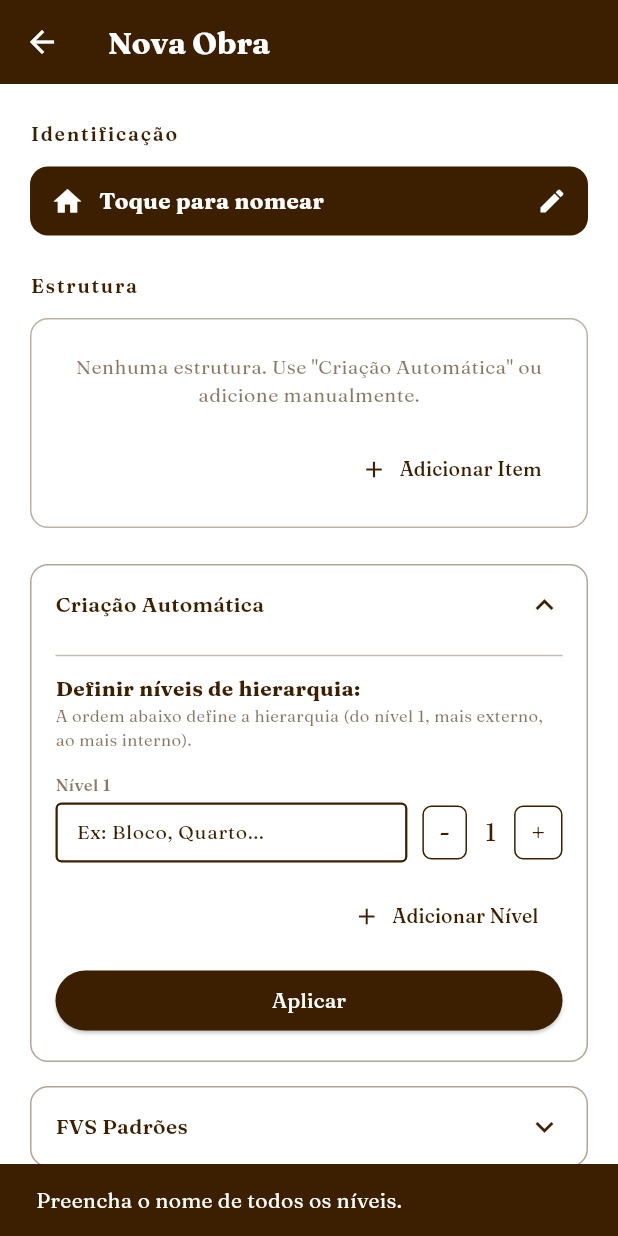
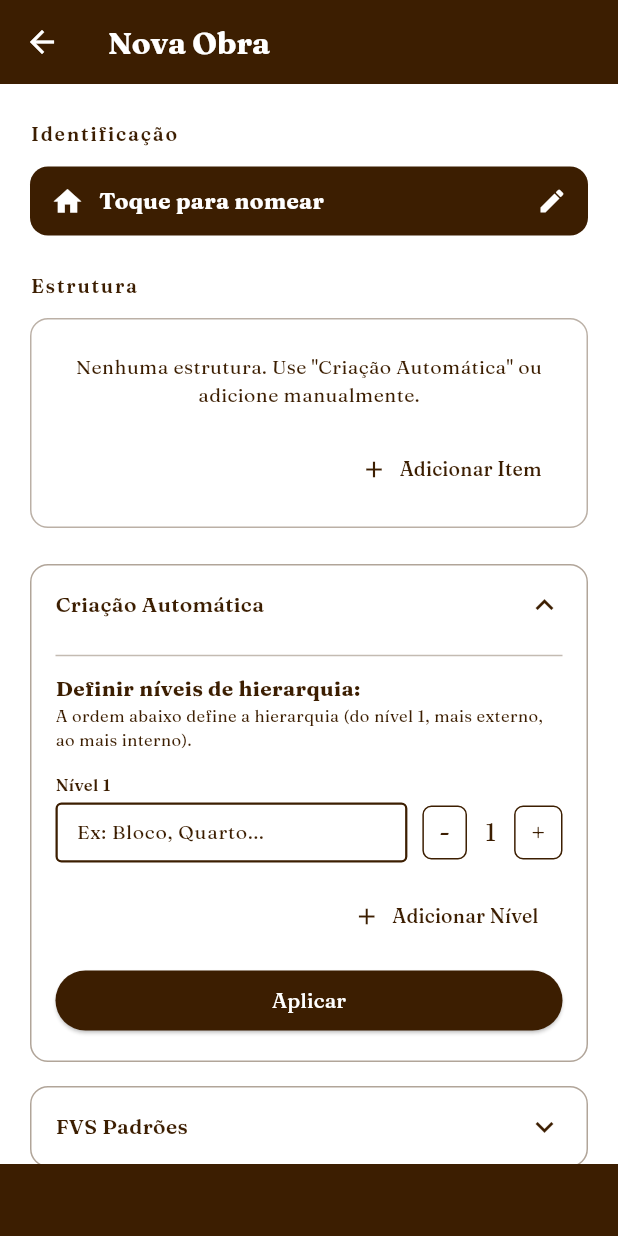
Before and after one commit to luiztcn78/FastFVS, a Flutter app: the PaginaCriarObra screen opened directly, after a tap on "Criação Automática", after a tap on "Aplicar", on a phone screen of 412 x 824 dp. Run offline on Flutter 3.47's test engine with Material 3 defaults, Android fonts, the phone set to English and light mode, and no system bars; our stand-ins replace font_awesome_flutter, google_fonts, image_picker, percent_indicator, shared_preferences, shimmer; missing offline and left inert: mobile_scanner; accounts and stored records are empty.

Commit message:
Ajuste de cores

```diff
--- a/fastfvs_front/lib/services/auth_service.dart
+++ b/fastfvs_front/lib/services/auth_service.dart
@@ -7,7 +7,7 @@ import 'package:fastfvs_front/models/usuario.dart';
 class AuthService {
   String get _baseUrl {
     if (kIsWeb) {
-      return 'http://192.168.3.105:8080/api/auth';
+      return 'http://192.168.1.6:8080/api/auth';
     } else if (Platform.isAndroid) {
       return 'http://10.0.2.2:8080/api/auth';
     } else if (Platform.isIOS) {
--- a/fastfvs_front/lib/services/fvs_service.dart
+++ b/fastfvs_front/lib/services/fvs_service.dart
@@ -7,7 +7,7 @@ class FvsService {
 
   //aqui tem as coisas de fvs incluindo o listar histórico
 
-  final String urlBase = "http://192.168.3.105:8080/api/fvs";
+  final String urlBase = "http://192.168.1.6:8080/api/fvs";
 
   Future<List<String>> listarFvsPadroes() async {
 
--- a/fastfvs_front/lib/services/historico_service.dart
+++ b/fastfvs_front/lib/services/historico_service.dart
@@ -4,7 +4,7 @@ import 'package:fastfvs_front/models/historico_fvs.dart';
 import 'package:http/http.dart' as http;
 
 class HistoricoService {
-  final String urlBase = "http://192.168.3.105:8080/api/historico-fvs";
+  final String urlBase = "http://192.168.1.6:8080/api/historico-fvs";
 
   Future<List<HistoricoFvs>> listarHistoricoFvs(String fvsId) async{
     final response = await http.get(Uri.parse('$urlBase/ficha/$fvsId'));
--- a/fastfvs_front/lib/services/obra_service.dart
+++ b/fastfvs_front/lib/services/obra_service.dart
@@ -6,7 +6,7 @@ import 'package:http/http.dart' as http;
 
 class ObraService {
 
-  final String urlBase = "http://192.168.3.105:8080/api/obras";
+  final String urlBase = "http://192.168.1.6:8080/api/obras";
 
   Future<Obra> criarObra(String nome, String? linkProjeto, int usuarioId) async {
     final response = await http.post(
--- a/fastfvs_front/lib/services/subsecao_service.dart
+++ b/fastfvs_front/lib/services/subsecao_service.dart
@@ -6,7 +6,7 @@ import 'package:fastfvs_front/models/subsecao.dart';
 import 'package:http/http.dart' as http;
 
 class SubsecaoService {
-    final String urlBase = "http://192.168.3.105:8080/api/subsecao";
+    final String urlBase = "http://192.168.1.6:8080/api/subsecao";
 
     Future<Subsecao> criarSubsecao(String nome, int obraId, int usuarioId, {int? paiId, List<String>? fvsEscolhidas}) async {
     final response = await http.post(
--- a/fastfvs_front/lib/services/usuario_service.dart
+++ b/fastfvs_front/lib/services/usuario_service.dart
@@ -7,7 +7,7 @@ import 'package:fastfvs_front/models/usuario.dart';
 class UsuarioService {
   String get _baseUrl {
     if (kIsWeb) {
-      return 'http://192.168.3.105:8080/api/usuarios';
+      return 'http://192.168.1.6:8080/api/usuarios';
     } else if (Platform.isAndroid) {
       return 'http://10.0.2.2:8080/api/usuarios';
     } else if (Platform.isIOS) {
--- a/fastfvs_front/lib/view/pages/pagina_codigo_verificacao.dart
+++ b/fastfvs_front/lib/view/pages/pagina_codigo_verificacao.dart
@@ -39,7 +39,7 @@ class _PaginaCodigoVerificacaoState extends State<PaginaCodigoVerificacao> {
                     Text(
                       'Sistema de Gestão de FVS',
                       style: TextStyle(
-                        color: Theme.of(context).colorScheme.primary,
+                        color: Theme.of(context).colorScheme.onSecondary,
                         shadows: [
                           Shadow(
                             offset: const Offset(1.0, 1.0),
@@ -115,7 +115,7 @@ class _PaginaCodigoVerificacaoState extends State<PaginaCodigoVerificacao> {
                                   }
                                 },
                                 style: buttonStyleFilled,
-                                child: const Text('Confirmar', style: TextStyle(fontSize: 14)),
+                                child: const Text('Confirmar', style: TextStyle(fontSize: 14, color: Colors.white)),
                               ),
                             ),
                           ],
--- a/fastfvs_front/lib/view/pages/pagina_criar_obra.dart
+++ b/fastfvs_front/lib/view/pages/pagina_criar_obra.dart
@@ -111,8 +111,11 @@ class _PaginaCriarObraState extends State<PaginaCriarObra> {
     for (final nivel in _niveisAuto) {
       if (nivel.nomeController.text.trim().isEmpty) {
         ScaffoldMessenger.of(context).showSnackBar(
-          const SnackBar(
-            content: Text('Preencha o nome de todos os níveis.'),
+          SnackBar(backgroundColor: Theme.of(context).colorScheme.primary,
+            content: Text(
+              'Preencha o nome de todos os níveis.',
+              style: TextStyle(color: Theme.of(context).colorScheme.onSecondary),
+            ),
           ),
         );
         return;
@@ -153,7 +156,7 @@ class _PaginaCriarObraState extends State<PaginaCriarObra> {
     showDialog(
       context: context,
       builder: (_) => AlertDialog(
-        insetPadding: EdgeInsets.symmetric(horizontal: 5),
+        insetPadding: const EdgeInsets.symmetric(horizontal: 5),
         shape: RoundedRectangleBorder(
           borderRadius: BorderRadius.circular(16),
           side: BorderSide(color: cor.primary, width: 2),
@@ -165,6 +168,7 @@ class _PaginaCriarObraState extends State<PaginaCriarObra> {
         content: TextField(
           controller: ctrl,
           autofocus: true,
+          style: TextStyle(color: cor.onSecondary),
           decoration: InputDecoration(
             enabledBorder: OutlineInputBorder(
               borderSide: BorderSide(color: cor.primary, width: 2),
@@ -187,7 +191,7 @@ class _PaginaCriarObraState extends State<PaginaCriarObra> {
               fixedSize: const Size(120, 40),
               side: BorderSide(color: cor.primary, width: 2),
             ),
-            child: const Text('Confirmar'),
+            child: Text('Confirmar', style: TextStyle(color: cor.onSecondary)),
           ),
           ElevatedButton(
             onPressed: () => Navigator.pop(context),
@@ -197,7 +201,7 @@ class _PaginaCriarObraState extends State<PaginaCriarObra> {
               fixedSize: const Size(120, 40),
               side: BorderSide(color: cor.primary, width: 2),
             ),
-            child: const Text('Cancelar'),
+            child: Text('Cancelar', style: TextStyle(color: cor.onSecondary)),
           ),
         ],
       ),
@@ -243,7 +247,8 @@ class _PaginaCriarObraState extends State<PaginaCriarObra> {
     if (_nomeController.text.trim().isEmpty) {
       ScaffoldMessenger.of(
         context,
-      ).showSnackBar(const SnackBar(content: Text('Informe o nome da obra.')));
+      ).showSnackBar(SnackBar(backgroundColor: Theme.of(context).colorScheme.primary,
+      content: Text('Informe o nome da obra.', style: TextStyle(color: Theme.of(context).colorScheme.onSecondary))));
       return false;
     }
     return true;
@@ -324,7 +329,7 @@ class _PaginaCriarObraState extends State<PaginaCriarObra> {
         title: Text(
           'Nova Obra',
           style: TextStyle(
-            color: cor.onPrimary,
+            color: cor.onPrimary, // CORRIGIDO PARA onPrimary
             fontWeight: FontWeight.bold,
             fontSize: largura * 0.05,
           ),
@@ -373,11 +378,11 @@ class _PaginaCriarObraState extends State<PaginaCriarObra> {
                   ),
                 ),
                 child: carregando
-                  ? Center(child: CircularProgressIndicator( color: Colors.white,))
+                  ? const Center(child: CircularProgressIndicator( color: Colors.white,))
                   : Text(
                       'Finalizar',
                       style: TextStyle(
-                        color: cor.onPrimary,
+                        color: cor.onPrimary, // CORRIGIDO PARA onPrimary
                         fontSize: 16,
                         fontWeight: FontWeight.bold,
                       ),
@@ -395,7 +400,7 @@ class _PaginaCriarObraState extends State<PaginaCriarObra> {
     return Text(
       titulo,
       style: TextStyle(
-        color: cor.onSecondary,
+        color: cor.onSurface,
         fontSize: 13,
         fontWeight: FontWeight.w600,
         letterSpacing: 1.2,
@@ -426,7 +431,7 @@ class _PaginaCriarObraState extends State<PaginaCriarObra> {
                 builder: (_, value, __) => Text(
                   value.text.isEmpty ? 'Toque para nomear' : value.text,
                   style: TextStyle(
-                    color: cor.onPrimary,
+                    color: cor.onPrimary, // CORRIGIDO PARA onPrimary
                     fontWeight: FontWeight.bold,
                     fontSize: 15,
                   ),
@@ -459,7 +464,7 @@ class _PaginaCriarObraState extends State<PaginaCriarObra> {
               child: Text(
                 'Nenhuma estrutura. Use "Criação Automática" ou adicione manualmente.',
                 style: TextStyle(
-                  color: cor.primary.withOpacity(0.6),
+                  color: cor.onSurface,
                   fontSize: 13,
                 ),
                 textAlign: TextAlign.center,
@@ -474,7 +479,7 @@ class _PaginaCriarObraState extends State<PaginaCriarObra> {
               icon: Icon(Icons.add, color: cor.primary, size: 18),
               label: Text(
                 'Adicionar Item',
-                style: TextStyle(color: cor.primary, fontSize: 13),
+                style: TextStyle(color: cor.onSurface, fontSize: 13),
               ),
             ),
           ),
@@ -514,7 +519,7 @@ class _PaginaCriarObraState extends State<PaginaCriarObra> {
               Icon(icone, color: cor.primary, size: 18),
               const SizedBox(width: 6),
               Expanded(
-                child: Text(no.nome, style: TextStyle(color: cor.primary)),
+                child: Text(no.nome, style: TextStyle(color: cor.onSurface)),
               ),
               GestureDetector(
                 onTap: () => _editarNo(no),
@@ -570,7 +575,7 @@ class _PaginaCriarObraState extends State<PaginaCriarObra> {
                     child: Text(
                       titulo,
                       style: TextStyle(
-                        color: cor.primary,
+                        color: cor.onSurface,
                         fontWeight: FontWeight.w600,
                         fontSize: 14,
                       ),
@@ -607,14 +612,14 @@ class _PaginaCriarObraState extends State<PaginaCriarObra> {
         Text(
           'Definir níveis de hierarquia:',
           style: TextStyle(
-            color: cor.primary,
+            color: cor.onSurface,
             fontWeight: FontWeight.bold,
             fontSize: 14,
           ),
         ),
         Text(
           'A ordem abaixo define a hierarquia (do nível 1, mais externo, ao mais interno).',
-          style: TextStyle(color: cor.primary.withOpacity(0.6), fontSize: 11),
+          style: TextStyle(color: cor.onSurface, fontSize: 11),
         ),
         const SizedBox(height: 14),
         ..._niveisAuto.asMap().entries.map((entry) {
@@ -628,7 +633,7 @@ class _PaginaCriarObraState extends State<PaginaCriarObra> {
                 Text(
                   'Nível ${indice + 1}',
                   style: TextStyle(
-                    color: cor.primary.withOpacity(0.6),
+                    color: cor.onSurface,
                     fontSize: 11,
                     fontWeight: FontWeight.w600,
                   ),
@@ -639,7 +644,7 @@ class _PaginaCriarObraState extends State<PaginaCriarObra> {
                     Expanded(
                       child: TextField(
                         controller: nivel.nomeController,
-                        style: TextStyle(color: cor.onSecondary, fontSize: 13),
+                        style: TextStyle(color: cor.onSurface, fontSize: 13),
                         decoration: InputDecoration(
                           isDense: true,
                           hintText: 'Ex: Bloco, Quarto...',
@@ -688,7 +693,7 @@ class _PaginaCriarObraState extends State<PaginaCriarObra> {
             icon: Icon(Icons.add, color: cor.primary, size: 18),
             label: Text(
               'Adicionar Nível',
-              style: TextStyle(color: cor.primary, fontSize: 13),
+              style: TextStyle(color: cor.onSurface, fontSize: 13),
             ),
           ),
         ),
@@ -703,7 +708,7 @@ class _PaginaCriarObraState extends State<PaginaCriarObra> {
                 borderRadius: BorderRadius.circular(20),
               ),
             ),
-            child: Text('Aplicar', style: TextStyle(color: cor.onPrimary)),
+            child: Text('Aplicar', style: TextStyle(color: cor.onPrimary)), // CORRIGIDO PARA onPrimary
           ),
         ),
       ],
@@ -720,7 +725,7 @@ class _PaginaCriarObraState extends State<PaginaCriarObra> {
             children: [
               Text(
                 entry.key,
-                style: TextStyle(color: cor.primary, fontSize: 13),
+                style: TextStyle(color: cor.onSurface, fontSize: 13),
               ),
               Checkbox(
                 value: entry.value,
@@ -738,7 +743,7 @@ class _PaginaCriarObraState extends State<PaginaCriarObra> {
             icon: Icon(Icons.check, color: cor.primary, size: 18),
             label: Text(
               'Confirmar',
-              style: TextStyle(color: cor.primary, fontSize: 13),
+              style: TextStyle(color: cor.onSurface, fontSize: 13),
             ),
           ),
         ),
--- a/fastfvs_front/lib/view/pages/pagina_recuperar_senha.dart
+++ b/fastfvs_front/lib/view/pages/pagina_recuperar_senha.dart
@@ -39,7 +39,7 @@ class _PaginaRecuperarSenhaState extends State<PaginaRecuperarSenha> {
                     Text(
                       'Sistema de Gestão de FVS',
                       style: TextStyle(
-                        color: Theme.of(context).colorScheme.primary,
+                        color: Theme.of(context).colorScheme.onSecondary,
                         shadows: [
                           Shadow(
                             offset: const Offset(1.0, 1.0),
@@ -115,7 +115,7 @@ class _PaginaRecuperarSenhaState extends State<PaginaRecuperarSenha> {
                                   }
                                 },
                                 style: buttonStyleFilled,
-                                child: const Text('Enviar', style: TextStyle(fontSize: 14)),
+                                child: const Text('Enviar', style: TextStyle(fontSize: 14, color: Colors.white)),
                               ),
                             ),
                           ],
--- a/fastfvs_front/lib/view/pages/pagina_redefinir_senha.dart
+++ b/fastfvs_front/lib/view/pages/pagina_redefinir_senha.dart
@@ -49,7 +49,7 @@ class _PaginaRedefinirSenhaState extends State<PaginaRedefinirSenha> {
                     Text(
                       'Sistema de Gestão de FVS',
                       style: TextStyle(
-                        color: Theme.of(context).colorScheme.primary,
+                        color: Theme.of(context).colorScheme.onSecondary,
                         shadows: [
                           Shadow(
                             offset: const Offset(1.0, 1.0),
@@ -123,7 +123,7 @@ class _PaginaRedefinirSenhaState extends State<PaginaRedefinirSenha> {
                                   }
                                 },
                                 style: buttonStyleFilled,
-                                child: const Text('Confirmar', style: TextStyle(fontSize: 14)),
+                                child: const Text('Confirmar', style: TextStyle(fontSize: 14,color: Colors.white)),
                               ),
                             ),
                           ],
--- a/fastfvs_front/lib/view/widgets/botao_input_acesso.dart
+++ b/fastfvs_front/lib/view/widgets/botao_input_acesso.dart
@@ -49,13 +49,13 @@ class BotaoInputAcesso extends StatelessWidget {
             decoration: InputDecoration(
               hintText: hintText,
               hintStyle: TextStyle(
-                color: Colors.grey[400],
+                color: Theme.of(context).colorScheme.primary,
                 fontSize: 14,
                 fontWeight: FontWeight.normal,
               ),
               filled: true,
               isDense: true,
-              fillColor: Theme.of(context).colorScheme.secondary,
+              fillColor: Colors.white,
               suffixIcon: suffixIcon,
               contentPadding: const EdgeInsets.symmetric(horizontal: 16, vertical: 10),
               border: OutlineInputBorder(
--- a/fastfvs_front/lib/view/widgets/rodape_acesso.dart
+++ b/fastfvs_front/lib/view/widgets/rodape_acesso.dart
@@ -13,7 +13,7 @@ class RodapeAcesso extends StatelessWidget {
         children: [
           Expanded(child: Text(
             'Aplicativo Desenvolvido pela Turma de 2026.1', textAlign: TextAlign.right,
-            style: TextStyle(color:Theme.of(context).colorScheme.primary
+            style: TextStyle(color:Theme.of(context).colorScheme.onSecondary
             ,shadows: [
               Shadow(
                 offset: const Offset(1.0, 1.0),
@@ -27,14 +27,14 @@ class RodapeAcesso extends StatelessWidget {
 
           Container(
             height: 30,
-            width: 2, color: Theme.of(context).colorScheme.primary, margin: const EdgeInsets.symmetric(horizontal: 15.0),
+            width: 2, color: Theme.of(context).colorScheme.onSecondary, margin: const EdgeInsets.symmetric(horizontal: 15.0),
 
           ),
 
           Expanded(child:
           Text(
             'Universidade de Pernambuco Campus Garanhuns', textAlign: TextAlign.left,
-            style: TextStyle(color:Theme.of(context).colorScheme.primary,
+            style: TextStyle(color:Theme.of(context).colorScheme.onSecondary,
             shadows: [
               Shadow(
                 offset: const Offset(1.0, 1.0),
```
Also changed, not shown: fastfvs_front/lib/view/pages/pagina_cadastro.dart (+2 -14 lines), fastfvs_front/lib/view/pages/pagina_login.dart (+8 -21 lines), fastfvs_front/lib/view/pages/pagina_perfil.dart (+28 -15 lines), fastfvs_front/lib/view/widgets/container_particao.dart (+6 -1 lines).
